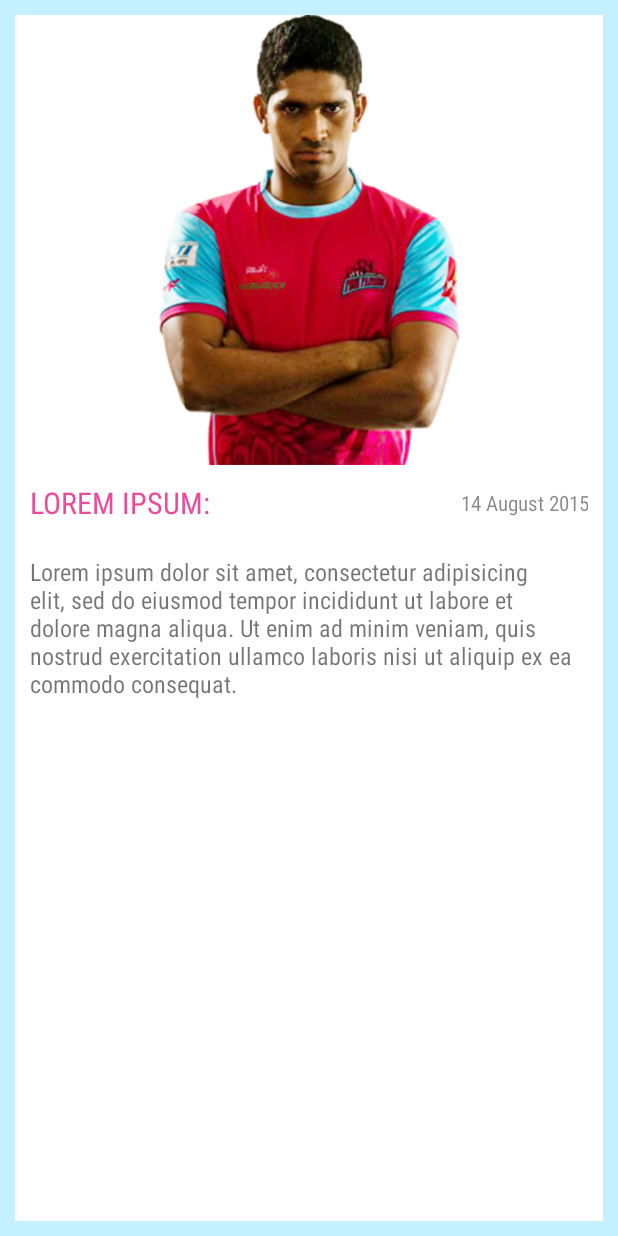
After one commit to WohligTechnology/ASH, an Android app: the layout layout_newsdetail.xml on its own in the app's theme, with its tools: preview values and no code run, on a phone screen of 412 x 824 dp. The commit adds this screen. Run offline under Robolectric (Android 15) with nearby library versions, the phone set to English and light mode, and no system bars.

Commit message:
team and news layout added

```diff
--- a/app/src/main/AndroidManifest.xml
+++ b/app/src/main/AndroidManifest.xml
@@ -16,6 +16,8 @@
                 <category android:name="android.intent.category.LAUNCHER" />
             </intent-filter>
         </activity>
+        <activity android:name=".TeamActivity"
+            android:label="@string/app_name" />
     </application>
 
 </manifest>
--- /dev/null
+++ b/app/src/main/res/layout/layout_newsdetail.xml
@@ -0,0 +1,60 @@
+<?xml version="1.0" encoding="utf-8"?>
+<LinearLayout xmlns:android="http://schemas.android.com/apk/res/android"
+    android:layout_width="match_parent"
+    android:layout_height="match_parent"
+    android:orientation="vertical"
+    android:padding="10dp"
+    android:background="@color/jppPrimaryColor">
+
+    <LinearLayout
+        android:layout_width="match_parent"
+        android:layout_height="match_parent"
+        android:background="@android:color/white"
+        android:orientation="vertical">
+
+        <ImageView
+            android:layout_width="match_parent"
+            android:layout_height="300dp"
+            android:src="@drawable/gangadhari"/>
+
+        <LinearLayout
+            android:layout_width="match_parent"
+            android:layout_height="50dp"
+            android:paddingLeft="10dp"
+            android:paddingRight="10dp"
+            android:orientation="horizontal">
+
+            <TextView
+                android:id="@+id/news_title"
+                android:layout_width="0dp"
+                android:layout_height="match_parent"
+                android:layout_weight="1"
+                android:gravity="center_vertical|start"
+                android:text="LOREM IPSUM:"
+                android:textSize="20sp"
+                android:textColor="@color/jppAccentColor"
+                android:fontFamily="sans-serif-condensed"/>
+
+            <TextView
+                android:id="@+id/news_date"
+                android:layout_width="0dp"
+                android:layout_height="match_parent"
+                android:layout_weight="1"
+                android:gravity="center_vertical|end"
+                android:text="14 August 2015"
+                android:textColor="#77000000"
+                android:fontFamily="sans-serif-condensed"/>
+
+        </LinearLayout>
+
+        <TextView
+            android:layout_width="match_parent"
+            android:layout_height="wrap_content"
+            android:padding="10dp"
+            android:text="@string/dummy"
+            android:textSize="16sp"
+            android:fontFamily="sans-serif-condensed"/>
+
+    </LinearLayout>
+
+</LinearLayout>
--- a/app/src/main/res/values/strings.xml
+++ b/app/src/main/res/values/strings.xml
@@ -3,4 +3,5 @@
     <string name="drawer_open">Menu opened</string>
     <string name="drawer_close">Menu closed</string>
     <string name="action_settings">Settings</string>
+    <string name="dummy">Lorem ipsum dolor sit amet, consectetur adipisicing elit, sed do eiusmod tempor incididunt ut labore et dolore magna aliqua. Ut enim ad minim veniam, quis nostrud exercitation ullamco laboris nisi ut aliquip ex ea commodo consequat.</string>
 </resources>
```
Also changed, not shown: app/src/main/java/com/wohlig/jaipurpinkpanthers/TeamActivity.java (added, +13 -0 lines), app/src/main/java/com/wohlig/jaipurpinkpanthers/adapters/TeamAdapter.java (added, +46 -0 lines), app/src/main/res/layout/layout_newsmain.xml (added, +59 -0 lines), app/src/main/res/layout/layout_player.xml (added, +48 -0 lines), app/src/main/res/layout/layout_playerdetail.xml (added, +168 -0 lines), app/src/main/res/layout/layout_team.xml (added, +61 -0 lines), app/src/main/res/drawable/gangadhari.png (added), 3 other files.
